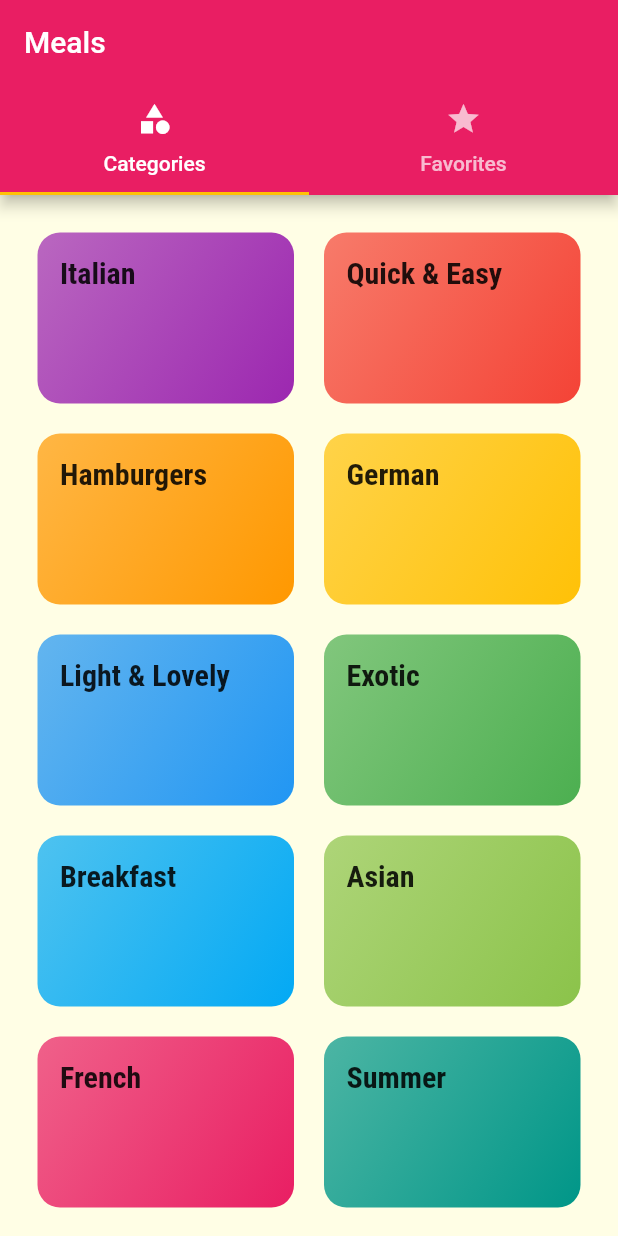
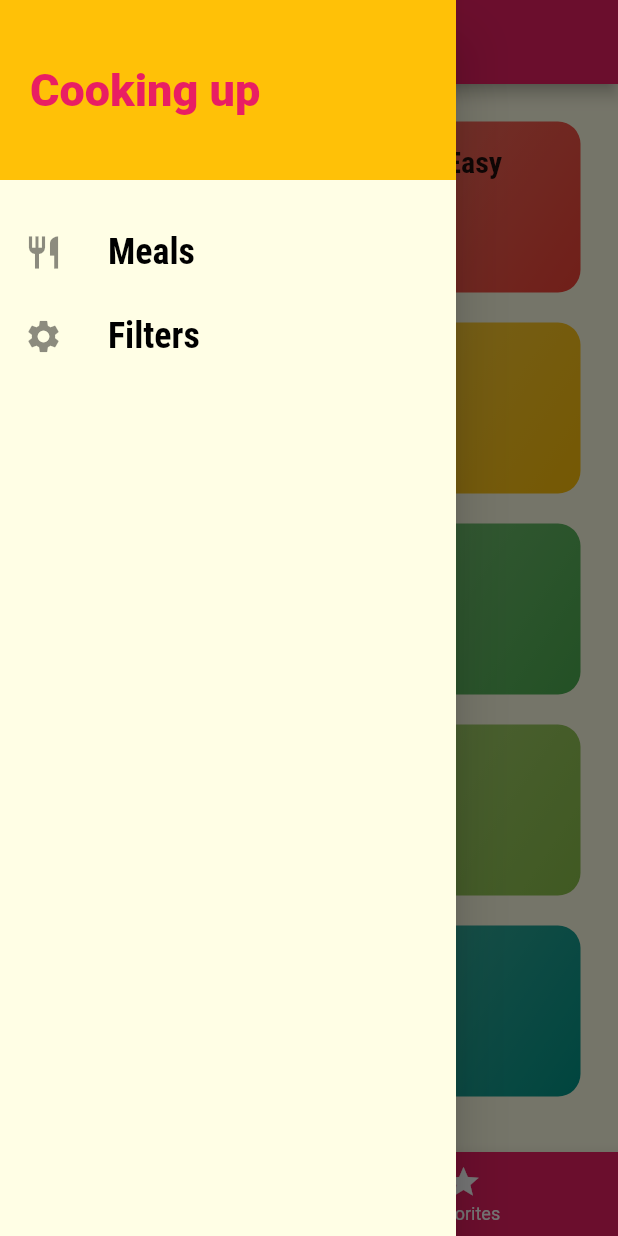
Before and after one commit to ramsony1/meals_app, a Flutter app: the screen it shows after launch, with the side drawer open (before the commit the screen has no drawer), on a phone screen of 412 x 824 dp. Run offline on Flutter 3.47's test engine with Material 2 defaults, Android fonts, the phone set to English and light mode, and no system bars; Roboto replaces fonts that are missing (Releway).

Commit message:
adding filters switches

```diff
--- a/lib/main.dart
+++ b/lib/main.dart
@@ -1,4 +1,5 @@
 import 'package:flutter/material.dart';
+import 'package:meals_app/screens/filters_screen.dart';
 import 'package:meals_app/screens/tabs_screen.dart';
 
 import './screens/meal_detail_screen.dart';
@@ -36,6 +37,7 @@ class MyApp extends StatelessWidget {
         '/': (context) => TabsScreen(),
         CategoryMealsScreen.routeName: (context) => CategoryMealsScreen(),
         MealDetailScreen.routeName: (context) => MealDetailScreen(),
+        FiltersScreen.routeName: (context) => FiltersScreen(),
       },
 
       onGenerateRoute: (settings) {
--- a/lib/screens/meal_detail_screen.dart
+++ b/lib/screens/meal_detail_screen.dart
@@ -90,6 +90,12 @@ class MealDetailScreen extends StatelessWidget {
           ],
         ),
       ),
+      floatingActionButton: FloatingActionButton(
+        child: Icon(Icons.delete),
+        onPressed: () {
+          Navigator.of(context).pop(mealId);
+        },
+      ),
     );
   }
 }
--- a/lib/screens/tabs_screen.dart
+++ b/lib/screens/tabs_screen.dart
@@ -1,6 +1,7 @@
 import 'package:flutter/material.dart';
 import 'package:meals_app/screens/categories_screen.dart';
 import 'package:meals_app/screens/favorites_screen.dart';
+import 'package:meals_app/widgets/main_drawer.dart';
 
 class TabsScreen extends StatefulWidget {
   @override
@@ -8,8 +9,58 @@ class TabsScreen extends StatefulWidget {
 }
 
 class _TabsScreenState extends State<TabsScreen> {
+  final List<Map<String, Object>> _pages = [
+    {
+      'page': CategoriesScreen(),
+      'title': 'Categories',
+    },
+    {
+      'page': FavoritesScreen(),
+      'title': 'Your Favorite',
+    },
+  ];
+  int _selectedPageIndex = 0;
+
+  void _selectPage(int index) {
+    setState(() {
+      _selectedPageIndex = index;
+    });
+  }
+
   @override
   Widget build(BuildContext context) {
+    return Scaffold(
+      appBar: AppBar(
+        title: Text(_pages[_selectedPageIndex]['title']),
+      ),
+      drawer: MainDrawer(),
+      body: _pages[_selectedPageIndex]['page'],
+      bottomNavigationBar: BottomNavigationBar(
+        onTap: _selectPage,
+        backgroundColor: Theme.of(context).primaryColor,
+        unselectedItemColor: Colors.white,
+        selectedItemColor: Theme.of(context).accentColor,
+        currentIndex: _selectedPageIndex,
+        //type: BottomNavigationBarType.shifting,
+        items: [
+          BottomNavigationBarItem(
+            backgroundColor: Theme.of(context).primaryColor,
+            icon: Icon(Icons.category),
+            title: Text('Categories'),
+          ),
+          BottomNavigationBarItem(
+            backgroundColor: Theme.of(context).primaryColor,
+            icon: Icon(Icons.star),
+            title: Text('Favorites'),
+          ),
+        ],
+      ),
+    );
+  }
+}
+/*
+//For adding Tabs on top of the screen
+Widget build(BuildContext context) {
     return DefaultTabController(
       length: 2,
       child: Scaffold(
@@ -39,4 +90,4 @@ class _TabsScreenState extends State<TabsScreen> {
       ),
     );
   }
-}
+  */
--- /dev/null
+++ b/lib/widgets/main_drawer.dart
@@ -0,0 +1,55 @@
+import 'package:flutter/material.dart';
+import 'package:meals_app/screens/filters_screen.dart';
+
+class MainDrawer extends StatelessWidget {
+  Widget buildListTile(String title, IconData icon, Function tapHandler) {
+    return ListTile(
+      leading: Icon(
+        icon,
+        size: 26,
+      ),
+      title: Text(
+        title,
+        style: TextStyle(
+          fontFamily: 'RobotoCondensed',
+          fontSize: 24,
+          fontWeight: FontWeight.bold,
+          color: Colors.black,
+        ),
+      ),
+      onTap: tapHandler,
+    );
+  }
+
+  @override
+  Widget build(BuildContext context) {
+    return Drawer(
+      child: Column(
+        children: <Widget>[
+          Container(
+            height: 120,
+            width: double.infinity,
+            padding: EdgeInsets.all(20),
+            alignment: Alignment.centerLeft,
+            color: Theme.of(context).accentColor,
+            child: Text(
+              'Cooking up',
+              style: TextStyle(
+                fontWeight: FontWeight.w900,
+                fontSize: 30,
+                color: Theme.of(context).primaryColor,
+              ),
+            ),
+          ),
+          SizedBox(height: 20),
+          buildListTile('Meals', Icons.restaurant, () {
+            Navigator.of(context).pushReplacementNamed('/');
+          }),
+          buildListTile('Filters', Icons.settings, () {
+            Navigator.of(context).pushReplacementNamed(FiltersScreen.routeName);
+          }),
+        ],
+      ),
+    );
+  }
+}
```
Also changed, not shown: lib/screens/category_meal_screen.dart (+48 -16 lines), lib/screens/filters_screen.dart (added, +108 -0 lines), lib/widgets/meal_item.dart (+12 -1 lines).
